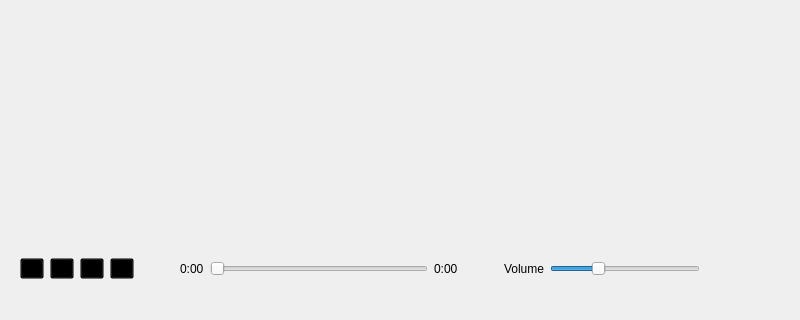
Above: ui/app.ui from FBI-open-up0126/music_player_pyqt before the change; both pictures show x 0 to 800 and y 280 to 600 of the 800 by 600 pixel window. Below: the same form after it.
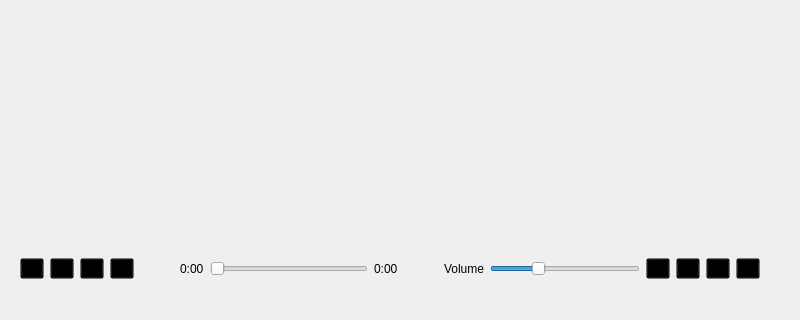
That is the form after the change.

```diff
--- a/ui/app.ui
+++ b/ui/app.ui
@@ -237,6 +237,90 @@
         </property>
        </widget>
       </item>
+      <item>
+       <widget class="QToolButton" name="playbackmode_loop">
+        <property name="cursor">
+         <cursorShape>PointingHandCursor</cursorShape>
+        </property>
+        <property name="styleSheet">
+         <string notr="true">QToolButton {
+	background-color: rgba(0, 0, 0, 0);
+}</string>
+        </property>
+        <property name="text">
+         <string>...</string>
+        </property>
+        <property name="iconSize">
+         <size>
+          <width>48</width>
+          <height>48</height>
+         </size>
+        </property>
+       </widget>
+      </item>
+      <item>
+       <widget class="QToolButton" name="playbackmode_sequential">
+        <property name="cursor">
+         <cursorShape>PointingHandCursor</cursorShape>
+        </property>
+        <property name="styleSheet">
+         <string notr="true">QToolButton {
+	background-color: rgba(0, 0, 0, 0);
+}</string>
+        </property>
+        <property name="text">
+         <string>...</string>
+        </property>
+        <property name="iconSize">
+         <size>
+          <width>48</width>
+          <height>48</height>
+         </size>
+        </property>
+       </widget>
+      </item>
+      <item>
+       <widget class="QToolButton" name="playbackmode_looponce">
+        <property name="cursor">
+         <cursorShape>PointingHandCursor</cursorShape>
+        </property>
+        <property name="styleSheet">
+         <string notr="true">QToolButton {
+	background-color: rgba(0, 0, 0, 0);
+}</string>
+        </property>
+        <property name="text">
+         <string>...</string>
+        </property>
+        <property name="iconSize">
+         <size>
+          <width>48</width>
+          <height>48</height>
+         </size>
+        </property>
+       </widget>
+      </item>
+      <item>
+       <widget class="QToolButton" name="playbackmode_random">
+        <property name="cursor">
+         <cursorShape>PointingHandCursor</cursorShape>
+        </property>
+        <property name="styleSheet">
+         <string notr="true">QToolButton {
+	background-color: rgba(0, 0, 0, 0);
+}</string>
+        </property>
+        <property name="text">
+         <string>...</string>
+        </property>
+        <property name="iconSize">
+         <size>
+          <width>48</width>
+          <height>48</height>
+         </size>
+        </property>
+       </widget>
+      </item>
       <item>
        <spacer name="horizontalSpacer">
         <property name="orientation">
@@ -247,7 +331,7 @@
         </property>
         <property name="sizeHint" stdset="0">
          <size>
-          <width>80</width>
+          <width>20</width>
           <height>20</height>
          </size>
         </property>
```
Left out of the diff: 17 changed lines with no effect on the pictures.
